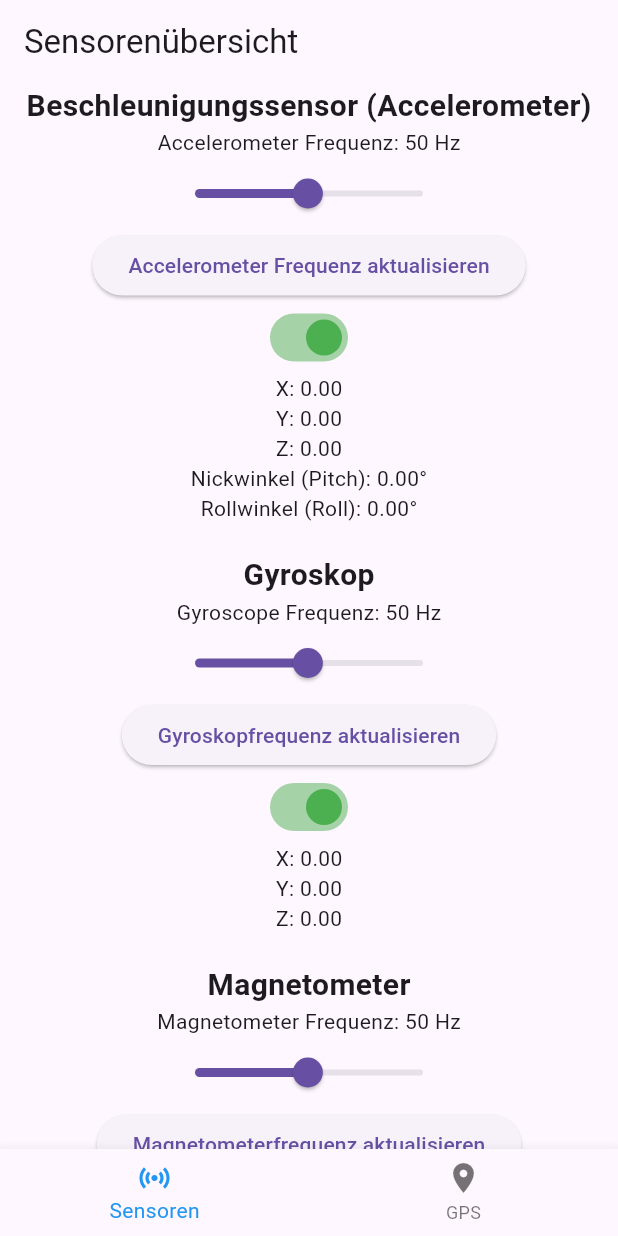
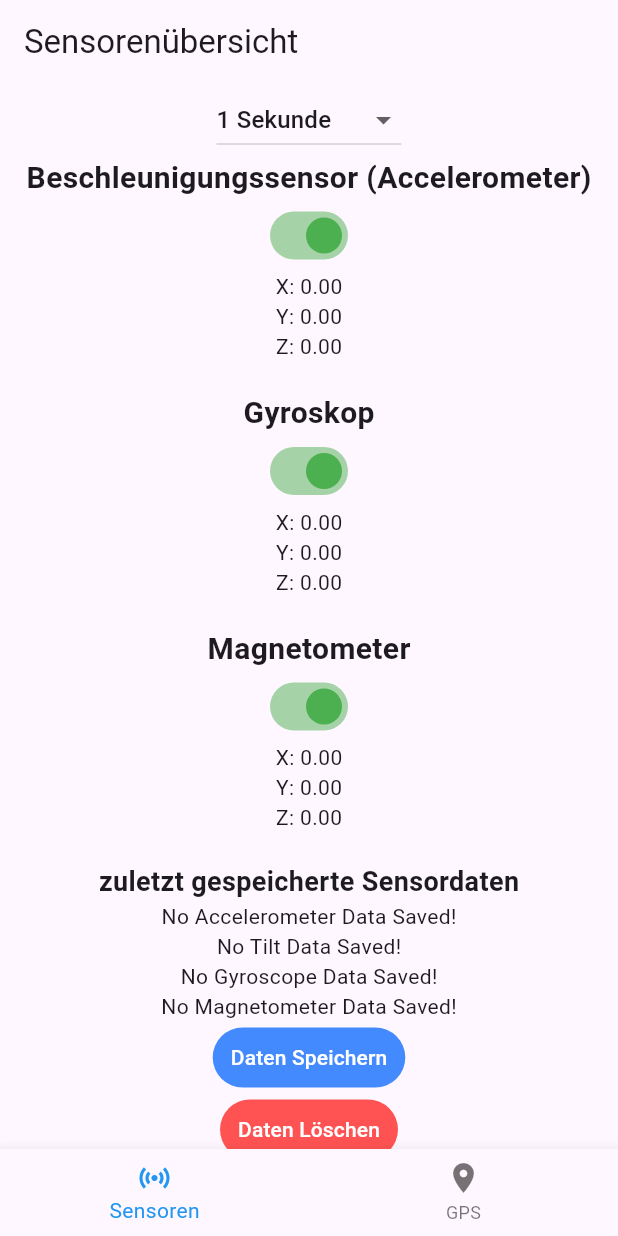
Before and after one commit to PaulSGE/localsync, a Flutter app: the screen it shows after launch, on a phone screen of 412 x 824 dp. Run offline on Flutter 3.47's test engine with Material 3 defaults, Android fonts, the phone set to English and light mode, and no system bars; our stand-ins replace flutter_map, geolocator, latlong2, sensors_plus, shared_preferences, syncfusion_flutter_charts.

Commit message:
Fix Chart und Frequenz

```diff
--- a/lib/sensoren.dart
+++ b/lib/sensoren.dart
@@ -1,3 +1,5 @@
+// ignore_for_file: deprecated_member_use, non_constant_identifier_names, library_private_types_in_public_api
+
 import 'dart:async';
 
 import 'package:flutter/material.dart';
@@ -11,7 +13,6 @@ class SensorPage extends StatefulWidget {
   const SensorPage({super.key});
 
   @override
-  // ignore: library_private_types_in_public_api
   _SensorPageState createState() => _SensorPageState();
 }
 
@@ -21,11 +22,6 @@ class _SensorPageState extends State<SensorPage> {
   double magX = 0.0, magY = 0.0, magZ = 0.0;
   double pitch = 0.0; //Lenkradneigung
   double roll = 0.0; //nach vorne / zu einem kippen
-
-  //Fuer das Diagramm - Datenspeicher
-  List<double> accelXData = [];
-  List<double> accelYData = [];
-  List<double> accelZData = [];
 
   String _accelerometer_data = "";
   String _gyroscope_data = "";
@@ -37,14 +33,25 @@ class _SensorPageState extends State<SensorPage> {
   bool magnet_on = true;
   bool tilt_on = true;
 
-  //Neue Variablen zur Frequenzsteuerung
-  double accelFrequency = 50.0; // Start-Frequenz in Hz für Accelerometer
-  double gyroFrequency = 50.0;  // Start-Frequenz in Hz für Gyroskop
-  double magnetFrequency = 50.0; // Start-Frequenz in Hz für Magnetometer
-
   late StreamSubscription<AccelerometerEvent> _accelerometerSubscription;
   late StreamSubscription<GyroscopeEvent> _gyroscopeSubscription;
   late StreamSubscription<MagnetometerEvent> _magnetometerSubscription;
+
+  int _samplingInterval = 1000;
+  Timer? _updateTimer;
+
+  // Daten für Pitch and Roll für das Chart
+  final List<ChartData> _chartData = [];
+  final int _chartDataLimit = 100;
+  double _time = 0;
+
+  @override
+  void initState() {
+    super.initState();
+    _loadStorage();
+    _initSensorListeners();
+    _startUpdatingSensorData();
+  }
 
   Future<void> _loadStorage() async {
     final prefs = await SharedPreferences.getInstance();
@@ -75,7 +82,7 @@ class _SensorPageState extends State<SensorPage> {
       prefs.setString('mag_data', magnetString);
       prefs.setString('tilt_data', tiltString);
 
-      _loadStorage(); // update displayed data
+      _loadStorage();
     });
   }
 
@@ -87,118 +94,68 @@ class _SensorPageState extends State<SensorPage> {
       prefs.setString('mag_data', "-");
       prefs.setString('tilt_data', "-");
 
-      _loadStorage(); // update displayed data
+      _loadStorage();
     });
   }
 
-  @override
-  void initState() {
-    super.initState();
-    _loadStorage();
-
-    //Init verschiedene Sensoren
-    //Acceleromenter
+  void _initSensorListeners() {
     _accelerometerSubscription =
         accelerometerEvents.listen((AccelerometerEvent event) {
-      if (mounted) {
-        setState(() {
+      if (mounted && accel_on) {
         accelX = event.x;
         accelY = event.y;
         accelZ = event.z;
 
-          //Gelesene Neigungen umrechnen
-          pitch = atan2(event.y, sqrt(event.x * event.x + event.z * event.z)) *
-              (180 / pi);
-          roll = atan2(event.x, sqrt(event.y * event.y + event.z * event.z)) *
-              (180 / pi);
-
-          //Diagramm
-        if (accelXData.length > 20) accelXData.removeAt(0); // Limit auf 20 Punkte
-        if (accelYData.length > 20) accelYData.removeAt(0);
-        if (accelZData.length > 20) accelZData.removeAt(0);
-
-        accelXData.add(accelX);
-        accelYData.add(accelY);
-        accelZData.add(accelZ);
-        });
+        _calculatePitchAndRoll();
       }
     });
 
-    //Gyroskop
     _gyroscopeSubscription = gyroscopeEvents.listen((GyroscopeEvent event) {
-      if (mounted) {
-        setState(() {
+      if (mounted && gyro_on) {
         gyroX = event.x;
         gyroY = event.y;
         gyroZ = event.z;
-        });
       }
     });
 
-    //Magnetometer
     _magnetometerSubscription =
         magnetometerEvents.listen((MagnetometerEvent event) {
-      if (mounted) {
-        setState(() {
+      if (mounted && magnet_on) {
         magX = event.x;
         magY = event.y;
         magZ = event.z;
-        });
       }
     });
   }
 
-   //Methode zur Frequenzaktualisierung
-  void _updateFrequency(StreamSubscription sensorSubscription, double frequency, Function startSubscription) {
-    sensorSubscription.cancel(); //Neustart der Sensoren
-    Future.delayed(Duration(milliseconds: (1000 / frequency).round()), startSubscription as FutureOr Function()?);
+  void _calculatePitchAndRoll() {
+    pitch = atan2(accelY, sqrt(accelX * accelX + accelZ * accelZ)) * (180 / pi);
+    roll = atan2(accelX, sqrt(accelY * accelY + accelZ * accelZ)) * (180 / pi);
+
+    // Update Chart
+    _updateChartData(pitch, roll);
   }
 
-   void _startAccelerometerSubscription() {
-    _accelerometerSubscription = accelerometerEvents.listen((AccelerometerEvent event) {
-      if (mounted && accel_on) {
-        setState(() {
-          accelX = event.x;
-          accelY = event.y;
-          accelZ = event.z;
-
-          pitch = atan2(event.y, sqrt(event.x * event.x + event.z * event.z)) * (180 / pi);
-          roll = atan2(event.x, sqrt(event.y * event.y + event.z * event.z)) * (180 / pi);
-
-          if (accelXData.length > 20) accelXData.removeAt(0); // Limit auf 20 Punkte
-          if (accelYData.length > 20) accelYData.removeAt(0);
-          if (accelZData.length > 20) accelZData.removeAt(0);
-
-          accelXData.add(accelX);
-          accelYData.add(accelY);
-          accelZData.add(accelZ);
-        });
+  void _startUpdatingSensorData() {
+    _updateTimer?.cancel();
+    _updateTimer =
+        Timer.periodic(Duration(milliseconds: _samplingInterval), (timer) {
+      if (mounted) {
+        _time += _samplingInterval / 1000;
+        setState(() {});
+      } else {
+        timer.cancel();
       }
     });
   }
 
-   void _startGyroscopeSubscription() {
-    _gyroscopeSubscription = gyroscopeEvents.listen((GyroscopeEvent event) {
-      if (mounted && gyro_on) {
-        setState(() {
-          gyroX = event.x;
-          gyroY = event.y;
-          gyroZ = event.z;
-        });
+  void _updateChartData(double pitch, double roll) {
+    //Max Länge des Charts
+    if (_chartData.length >= _chartDataLimit) {
+      _chartData.removeAt(0);
     }
-    });
-  }
-
-  void _startMagnetometerSubscription() {
-    _magnetometerSubscription = magnetometerEvents.listen((MagnetometerEvent event) {
-      if (mounted && magnet_on) {
-        setState(() {
-          magX = event.x;
-          magY = event.y;
-          magZ = event.z;
-        });
-      }
-    });
+    //neu anhängen
+    _chartData.add(ChartData(_time, pitch, roll));
   }
 
   @override
@@ -207,6 +164,7 @@ class _SensorPageState extends State<SensorPage> {
     _accelerometerSubscription.cancel();
     _gyroscopeSubscription.cancel();
     _magnetometerSubscription.cancel();
+    _updateTimer?.cancel();
     super.dispose();
   }
 
@@ -221,38 +179,28 @@ class _SensorPageState extends State<SensorPage> {
           child: Column(
             mainAxisAlignment: MainAxisAlignment.center,
             children: <Widget>[
+              DropdownButton<int>(
+                value: _samplingInterval,
+                items: const [
+                  DropdownMenuItem(value: 100, child: Text('0.1 Sekunden')),
+                  DropdownMenuItem(value: 1000, child: Text('1 Sekunde')),
+                  DropdownMenuItem(value: 2000, child: Text('2 Sekunden')),
+                ],
+                onChanged: (int? value) {
+                  setState(() {
+                    _samplingInterval = value!;
+                    _startUpdatingSensorData(); // Restart, wenn neue Sensorfrequenz eingegeben
+                  });
+                },
+              ),
               const Text(
                 'Beschleunigungssensor (Accelerometer)',
                 style: TextStyle(fontSize: 20, fontWeight: FontWeight.bold),
               ),
-              //GUI Element zur Frequenanpassung des Beschleunigungssensors
-              Text('Accelerometer Frequenz: ${accelFrequency.toStringAsFixed(0)} Hz'),
-              SizedBox(
-                width: 200,
-                child:
-              Slider(
-                min: 1.0,
-                max: 100.0,
-                value: accelFrequency,
-                divisions: 99,
-                label: accelFrequency.toStringAsFixed(0),
-                onChanged: (value) {
-                  setState(() {
-                    accelFrequency = value;
-                  });
-                },
-              )
-              ),
-              ElevatedButton(
-                onPressed: () => _updateFrequency(_gyroscopeSubscription, gyroFrequency, _startGyroscopeSubscription),
-                child: const Text('Accelerometer Frequenz aktualisieren'),
-              ),
               Switch(
-                  // This bool value toggles the switch.q
                 value: accel_on,
                 activeColor: Colors.green,
                 onChanged: (bool value) {
-                    // This is called when the user toggles the switch.
                   setState(() {
                     accel_on = value;
                   });
@@ -265,17 +213,7 @@ class _SensorPageState extends State<SensorPage> {
                           accelY = event.y;
                           accelZ = event.z;
 
-                          //Gelesene Neigungen umrechnen
-                          pitch = atan2(
-                                  event.y,
-                                  sqrt(event.x * event.x +
-                                      event.z * event.z)) *
-                              (180 / pi);
-                          roll = atan2(
-                                  event.x,
-                                  sqrt(event.y * event.y +
-                                      event.z * event.z)) *
-                              (180 / pi);
+                          _calculatePitchAndRoll();
                         });
                       }
                     });
@@ -284,52 +222,23 @@ class _SensorPageState extends State<SensorPage> {
                     accelX = 0.0;
                     accelY = 0.0;
                     accelZ = 0.0;
-                    pitch = 0.0; //Lenkradneigung
-                    roll = 0.0; //nach vorne / zu einem kippen
                   }
                 }),
               Text('X: ${accelX.toStringAsFixed(2)}'),
               Text('Y: ${accelY.toStringAsFixed(2)}'),
               Text('Z: ${accelZ.toStringAsFixed(2)}'),
-              Text('Nickwinkel (Pitch): ${pitch.toStringAsFixed(2)}°'),
-              Text('Rollwinkel (Roll): ${roll.toStringAsFixed(2)}°'),
               const SizedBox(height: 20),
               const Text(
                 'Gyroskop',
                 style: TextStyle(fontSize: 20, fontWeight: FontWeight.bold),
               ),
-               //GUI-Element zur Frequenzanpassung des Gyroskops*
-              Text('Gyroscope Frequenz: ${gyroFrequency.toStringAsFixed(0)} Hz'),
-              SizedBox(
-                width: 200,
-                child:
-                Slider(
-                min: 1.0,
-                max: 100.0,
-                value: gyroFrequency,
-                divisions: 99,
-                label: gyroFrequency.toStringAsFixed(0),
-                onChanged: (value) {
-                  setState(() {
-                    gyroFrequency = value;
-                  });
-                },
-              ),
-              ),
-
-              ElevatedButton(
-                onPressed: () => _updateFrequency(_gyroscopeSubscription, gyroFrequency, _startGyroscopeSubscription),
-                child: const Text('Gyroskopfrequenz aktualisieren'),
-              ),
               Switch(
-                  // This bool value toggles the switch.
                 value: gyro_on,
                 activeColor: Colors.green,
                 onChanged: (bool value) {
                   setState(() {
                     gyro_on = value;
                   });
-                    // This is called when the user toggles the switch.
                   if (gyro_on) {
                     _gyroscopeSubscription =
                         gyroscopeEvents.listen((GyroscopeEvent event) {
@@ -343,7 +252,6 @@ class _SensorPageState extends State<SensorPage> {
                     });
                   } else {
                     _gyroscopeSubscription.cancel();
-
                     gyroX = 0.0;
                     gyroY = 0.0;
                     gyroZ = 0.0;
@@ -357,34 +265,10 @@ class _SensorPageState extends State<SensorPage> {
                 'Magnetometer',
                 style: TextStyle(fontSize: 20, fontWeight: FontWeight.bold),
               ),
-              //GUI-Element zur Frequenzanpassung des Magnetometers**
-              Text('Magnetometer Frequenz: ${magnetFrequency.toStringAsFixed(0)} Hz'),
-              SizedBox(
-                width: 200,
-                child:
-              Slider(
-                min: 1.0,
-                max: 100.0,
-                value: magnetFrequency,
-                divisions: 99,
-                label: magnetFrequency.toStringAsFixed(0),
-                onChanged: (value) {
-                  setState(() {
-                    magnetFrequency = value;
-                  });
-                },
-              )
-              ),
-              ElevatedButton(
-                onPressed: () => _updateFrequency(_magnetometerSubscription, magnetFrequency, _startMagnetometerSubscription),
-                child: const Text('Magnetometerfrequenz aktualisieren'),
-              ),
               Switch(
-                  // This bool value toggles the switch.
                 value: magnet_on,
                 activeColor: Colors.green,
                 onChanged: (bool value) {
-                    // This is called when the user toggles the switch.
                   setState(() {
                     magnet_on = value;
                   });
@@ -412,74 +296,62 @@ class _SensorPageState extends State<SensorPage> {
               Text('Y: ${magY.toStringAsFixed(2)}'),
               Text('Z: ${magZ.toStringAsFixed(2)}'),
               const SizedBox(height: 20),
-        Text(
+              const Text(
                 'zuletzt gespeicherte Sensordaten',
                 style: TextStyle(fontSize: 18, fontWeight: FontWeight.bold),
               ),
-        Text(
-          '$_accelerometer_data',
-        ),
-        Text(
-          '$_tilt_data',
-        ),
-        Text(
-          '$_gyroscope_data',
-        ),
-        Text(
-          '$_magnetometer_data',
-        ),
+              Text(_accelerometer_data),
+              Text(_tilt_data),
+              Text(_gyroscope_data),
+              Text(_magnetometer_data),
               TextButton(
-          style: ButtonStyle(
+                style: const ButtonStyle(
                     backgroundColor:
                         MaterialStatePropertyAll(Colors.blueAccent),
                     foregroundColor:
                         MaterialStatePropertyAll<Color>(Color(0xffffffff))),
                 onPressed: _writeStorage,
-          child: Text("Daten Speichern"),
+                child: const Text("Daten Speichern"),
               ),
               TextButton(
-          style: ButtonStyle(
+                style: const ButtonStyle(
                     backgroundColor: MaterialStatePropertyAll(Colors.redAccent),
                     foregroundColor:
                         MaterialStatePropertyAll<Color>(Color(0xffffffff))),
                 onPressed: _overwriteStorage,
-          child: Text("Daten Löschen"),
+                child: const Text("Daten Löschen"),
               ),
-                      const Text(
-          'Beschleunigungssensor (Accelerometer)',
-          style: TextStyle(fontSize: 20, fontWeight: FontWeight.bold),
+              const SizedBox(height: 20),
+              // Chart fürs Neigen
+              SizedBox(
+                height: 300,
+                child: SfCartesianChart(
+                  title: ChartTitle(text: 'Pitch und Roll Werte'),
+                  legend: Legend(isVisible: true),
+                  primaryXAxis: NumericAxis(
+                    title: AxisTitle(text: 'Zeit (s)'),
+                    minimum:
+                        _time > 20 ? _time - 20 : 0, // Dynamische x anzeige auf 20 sekunden
+                    maximum: _time,
+                    interval:
+                        1, //Abstand auf der x achse
                   ),
-         // Container für das Diagramm
-        Container(
-          height: 200,
-          padding: const EdgeInsets.all(16.0),
-          child: SfCartesianChart(
-          primaryXAxis: NumericAxis(),
-          primaryYAxis: NumericAxis(),
-        series: <LineSeries<double, int>>[
-        // Serie für die X-Achse des Accelerometers (Rot)
-        LineSeries<double, int>(
-          dataSource: accelXData,
-          xValueMapper: (_, index) => index,
-          yValueMapper: (double value, _) => value,
-          color: Colors.red, // X-Achse in Rot
-          name: 'Accel X',
+                  primaryYAxis:
+                      NumericAxis(title: AxisTitle(text: 'Winkel (°)')),
+                  series: <ChartSeries>[
+                    LineSeries<ChartData, double>(
+                      name: 'Pitch',
+                      dataSource: _chartData,
+                      xValueMapper: (ChartData data, _) => data.x,
+                      yValueMapper: (ChartData data, _) => data.pitch,
+                      markerSettings: const MarkerSettings(isVisible: true),
                     ),
-        // Serie für die Y-Achse des Accelerometers (Grün)
-        LineSeries<double, int>(
-          dataSource: accelYData,
-          xValueMapper: (_, index) => index,
-          yValueMapper: (double value, _) => value,
-          color: Colors.green, // Y-Achse in Grün
-          name: 'Accel Y',
-        ),
-        // Serie für die Z-Achse des Accelerometers (Blau)
-        LineSeries<double, int>(
-          dataSource: accelZData,
-          xValueMapper: (_, index) => index,
-          yValueMapper: (double value, _) => value,
-          color: Colors.blue, // Z-Achse in Blau
-          name: 'Accel Z',
+                    LineSeries<ChartData, double>(
+                      name: 'Roll',
+                      dataSource: _chartData,
+                      xValueMapper: (ChartData data, _) => data.x,
+                      yValueMapper: (ChartData data, _) => data.roll,
+                      markerSettings: const MarkerSettings(isVisible: true),
                     ),
                   ],
                 ),
@@ -491,3 +363,12 @@ class _SensorPageState extends State<SensorPage> {
     );
   }
 }
+
+// Data class for chart
+class ChartData {
+  final double x; // Zeit in Sek.
+  final double pitch;
+  final double roll;
+
+  ChartData(this.x, this.pitch, this.roll);
+}
```
Also changed, not shown: pubspec.lock. Lines whose indentation alone changed are shown as unchanged.
